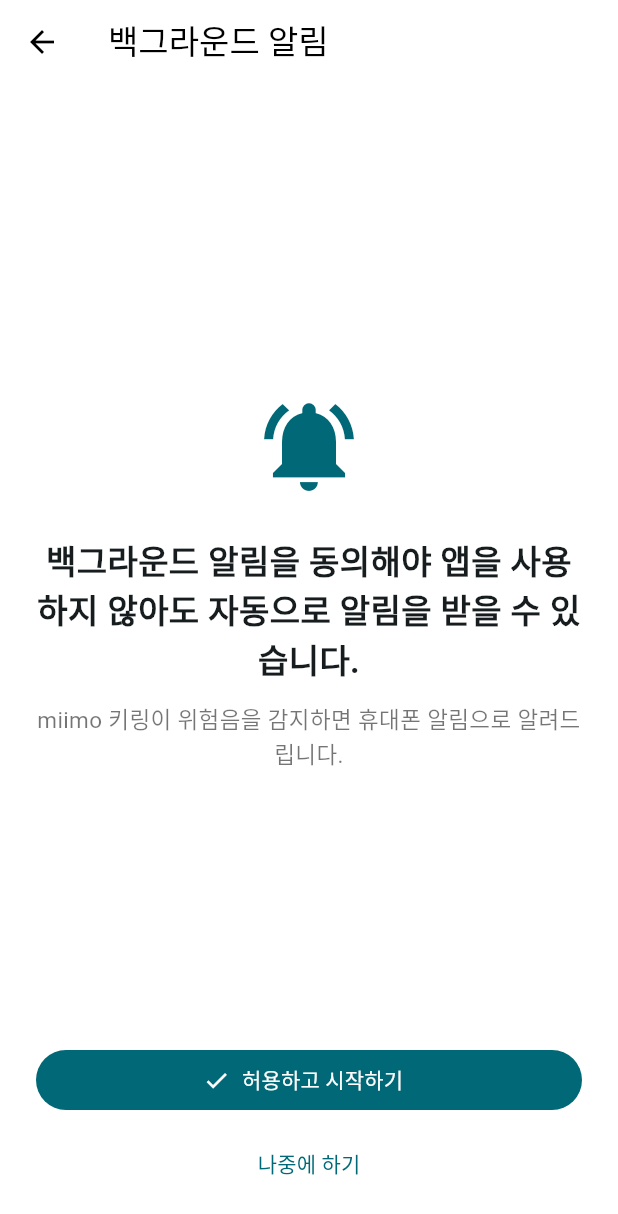
After one commit to 26-DGU-CECD/EdgeAudioRecognition, a Flutter app: the BackgroundAlertConsentPage screen opened directly, on a phone screen of 412 x 824 dp. The commit adds this screen. Shown: the top 1214 px of the screen. Run offline on Flutter 3.47's test engine with Material 3 defaults, Android fonts, the phone set to English and light mode, and no system bars; our stand-ins replace flutter_blue_plus, flutter_local_notifications, permission_handler, shared_preferences; missing offline and left inert: flutter_foreground_task; accounts and stored records are empty.

Commit message:
feat: add background alert consent onboarding

```diff
--- /dev/null
+++ b/lib/pages/background_alert_consent_page.dart
@@ -0,0 +1,121 @@
+import 'package:flutter/material.dart';
+
+import '../ble/ble_sound_service.dart';
+import '../main_page.dart';
+import '../services/alert_settings_store.dart';
+import '../services/sound_foreground_task.dart';
+
+class BackgroundAlertConsentPage extends StatefulWidget {
+  const BackgroundAlertConsentPage({super.key});
+
+  static Future<bool> shouldShow() {
+    return AlertSettingsStore.shouldShowBackgroundAlertConsent();
+  }
+
+  @override
+  State<BackgroundAlertConsentPage> createState() =>
+      _BackgroundAlertConsentPageState();
+}
+
+class _BackgroundAlertConsentPageState
+    extends State<BackgroundAlertConsentPage> {
+  bool _isSubmitting = false;
+
+  Future<void> _allowBackgroundAlerts() async {
+    setState(() {
+      _isSubmitting = true;
+    });
+
+    await AlertSettingsStore.saveBackgroundAlertsEnabled(true);
+    await BleSoundService.instance.disconnect();
+    final started = await SoundForegroundServiceController.start();
+
+    if (!mounted) return;
+
+    if (!started) {
+      await AlertSettingsStore.saveBackgroundAlertsEnabled(false);
+      await BleSoundService.instance.connectSavedDevice();
+
+      if (!mounted) return;
+
+      setState(() {
+        _isSubmitting = false;
+      });
+
+      ScaffoldMessenger.of(
+        context,
+      ).showSnackBar(const SnackBar(content: Text('백그라운드 알림을 시작하지 못했습니다.')));
+      return;
+    }
+
+    await AlertSettingsStore.saveBackgroundAlertConsentSeen(true);
+
+    if (!mounted) return;
+
+    _openMainPage();
+  }
+
+  Future<void> _skip() async {
+    await AlertSettingsStore.saveBackgroundAlertConsentSeen(true);
+
+    if (!mounted) return;
+
+    _openMainPage();
+  }
+
+  void _openMainPage() {
+    Navigator.pushAndRemoveUntil(
+      context,
+      MaterialPageRoute(
+        builder: (_) => const MainPage(title: 'Sound Keychain'),
+      ),
+      (_) => false,
+    );
+  }
+
+  @override
+  Widget build(BuildContext context) {
+    return Scaffold(
+      appBar: AppBar(title: const Text('백그라운드 알림')),
+      body: SafeArea(
+        child: Padding(
+          padding: const EdgeInsets.all(24),
+          child: Column(
+            crossAxisAlignment: CrossAxisAlignment.stretch,
+            children: [
+              const Spacer(),
+              Icon(
+                Icons.notifications_active,
+                size: 72,
+                color: Theme.of(context).colorScheme.primary,
+              ),
+              const SizedBox(height: 24),
+              const Text(
+                '백그라운드 알림을 동의해야 앱을 사용하지 않아도 자동으로 알림을 받을 수 있습니다.',
+                textAlign: TextAlign.center,
+                style: TextStyle(fontSize: 22, fontWeight: FontWeight.bold),
+              ),
+              const SizedBox(height: 12),
+              const Text(
+                'miimo 키링이 위험음을 감지하면 휴대폰 알림으로 알려드립니다.',
+                textAlign: TextAlign.center,
+                style: TextStyle(fontSize: 15, color: Colors.black54),
+              ),
+              const Spacer(),
+              FilledButton.icon(
+                onPressed: _isSubmitting ? null : _allowBackgroundAlerts,
+                icon: const Icon(Icons.check),
+                label: Text(_isSubmitting ? '설정 중...' : '허용하고 시작하기'),
+              ),
+              const SizedBox(height: 8),
+              TextButton(
+                onPressed: _isSubmitting ? null : _skip,
+                child: const Text('나중에 하기'),
+              ),
+            ],
+          ),
+        ),
+      ),
+    );
+  }
+}
```
Also changed, not shown: lib/ble/ble_connection_page.dart (+19 -17 lines), lib/ble/connection_gate.dart (+40 -8 lines).
